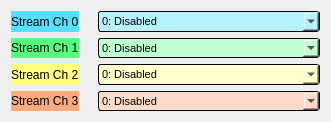
cristinasewell/ATCA_PyDM_Screens, file streams_info_upconverter.ui: the form before one commit.
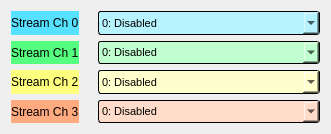
The form after the commit. Custom widgets are drawn as their Qt base class.

Commit message: Remove empty styleSheet sections

What changed in the file:
```diff
--- a/streams_info_upconverter.ui
+++ b/streams_info_upconverter.ui
@@ -7,15 +7,12 @@
     <x>0</x>
     <y>0</y>
     <width>331</width>
-    <height>122</height>
+    <height>134</height>
    </rect>
   </property>
   <property name="windowTitle">
    <string>Up Converter Mux Select - ${DEVICE}</string>
   </property>
-  <property name="styleSheet">
-   <string notr="true"/>
-  </property>
   <layout class="QGridLayout" name="gridLayout">
    <item row="0" column="0">
     <widget class="QLabel" name="label">
@@ -74,7 +71,7 @@
      </property>
      <property name="minimumSize">
       <size>
-       <width>95</width>
+       <width>119</width>
        <height>20</height>
       </size>
      </property>
@@ -221,7 +218,7 @@
      </property>
      <property name="minimumSize">
       <size>
-       <width>95</width>
+       <width>119</width>
        <height>20</height>
       </size>
      </property>
@@ -368,7 +365,7 @@
      </property>
      <property name="minimumSize">
       <size>
-       <width>95</width>
+       <width>119</width>
        <height>20</height>
       </size>
      </property>
@@ -584,7 +581,7 @@
      </property>
      <property name="minimumSize">
       <size>
-       <width>95</width>
+       <width>119</width>
        <height>20</height>
       </size>
      </property>
```
The commit also changes 9 other files.
